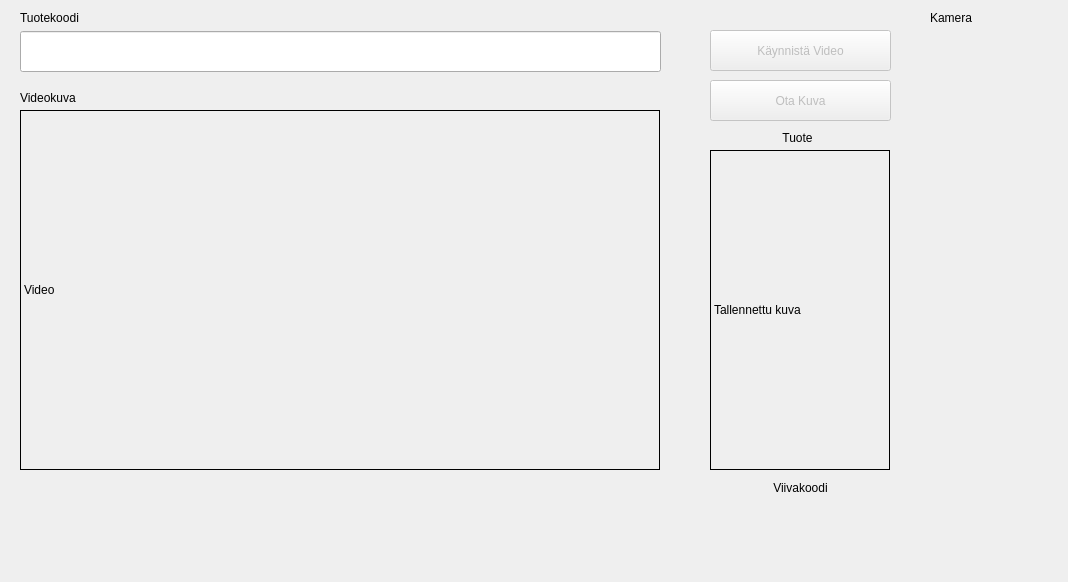
Above: videoWidgetv2.ui from MikaVainio/VarastoGUI before the change. Below: the same form after it.
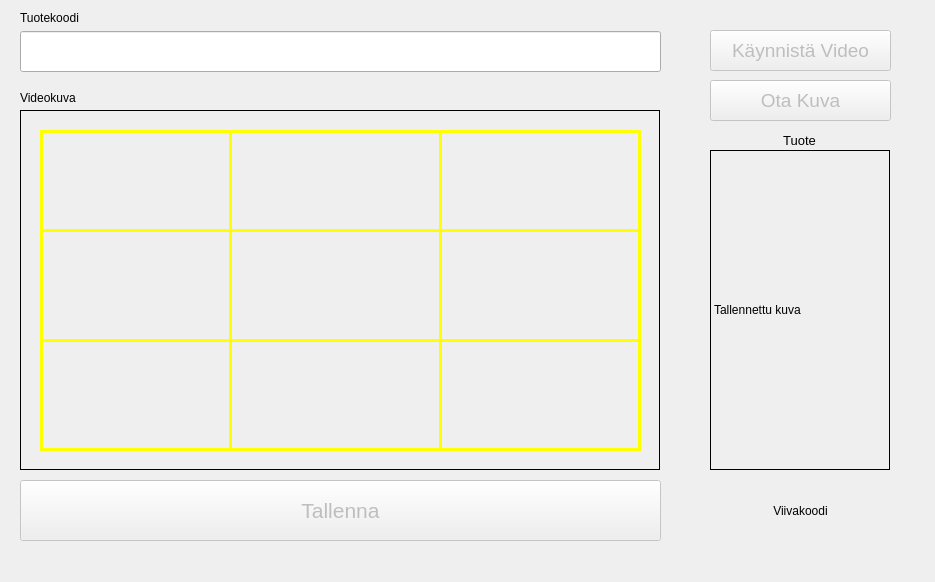
That is the form after the change.

```diff
--- a/videoWidgetv2.ui
+++ b/videoWidgetv2.ui
@@ -6,7 +6,7 @@
    <rect>
     <x>0</x>
     <y>0</y>
-    <width>1068</width>
+    <width>935</width>
     <height>582</height>
    </rect>
   </property>
@@ -26,7 +26,7 @@
     <enum>QFrame::Box</enum>
    </property>
    <property name="text">
-    <string>Video</string>
+    <string/>
    </property>
   </widget>
   <widget class="QPushButton" name="captureButton">
@@ -41,6 +41,14 @@
      <height>41</height>
     </rect>
    </property>
+   <property name="font">
+    <font>
+     <pointsize>14</pointsize>
+    </font>
+   </property>
+   <property name="cursor">
+    <cursorShape>PointingHandCursor</cursorShape>
+   </property>
    <property name="text">
     <string>Käynnistä Video</string>
    </property>
@@ -57,6 +65,14 @@
      <height>41</height>
     </rect>
    </property>
+   <property name="font">
+    <font>
+     <pointsize>14</pointsize>
+    </font>
+   </property>
+   <property name="cursor">
+    <cursorShape>PointingHandCursor</cursorShape>
+   </property>
    <property name="text">
     <string>Ota Kuva</string>
    </property>
@@ -108,20 +124,7 @@
     <string>Tallennettu kuva</string>
    </property>
   </widget>
-  <widget class="QLabel" name="label">
-   <property name="geometry">
-    <rect>
-     <x>930</x>
-     <y>10</y>
-     <width>55</width>
-     <height>16</height>
-    </rect>
-   </property>
-   <property name="text">
-    <string>Kamera</string>
-   </property>
-  </widget>
-  <widget class="QLabel" name="label_3">
+  <widget class="QLabel" name="videokuvaLabel">
    <property name="geometry">
     <rect>
      <x>20</x>
@@ -137,12 +140,17 @@
   <widget class="QLabel" name="label_4">
    <property name="geometry">
     <rect>
-     <x>770</x>
+     <x>714</x>
      <y>130</y>
-     <width>55</width>
-     <height>16</height>
+     <width>171</width>
+     <height>20</height>
     </rect>
    </property>
+   <property name="font">
+    <font>
+     <pointsize>10</pointsize>
+    </font>
+   </property>
    <property name="text">
     <string>Tuote</string>
    </property>
@@ -153,10 +161,10 @@
   <widget class="QLabel" name="label_5">
    <property name="geometry">
     <rect>
-     <x>770</x>
+     <x>710</x>
      <y>480</y>
-     <width>61</width>
-     <height>16</height>
+     <width>181</width>
+     <height>61</height>
     </rect>
    </property>
    <property name="text">
@@ -166,6 +174,143 @@
     <set>Qt::AlignCenter</set>
    </property>
   </widget>
+  <widget class="Line" name="line">
+   <property name="geometry">
+    <rect>
+     <x>40</x>
+     <y>220</y>
+     <width>601</width>
+     <height>20</height>
+    </rect>
+   </property>
+   <property name="styleSheet">
+    <string notr="true">color: rgb(255, 255, 0);</string>
+   </property>
+   <property name="frameShadow">
+    <enum>QFrame::Plain</enum>
+   </property>
+   <property name="lineWidth">
+    <number>3</number>
+   </property>
+   <property name="orientation">
+    <enum>Qt::Horizontal</enum>
+   </property>
+  </widget>
+  <widget class="Line" name="line_2">
+   <property name="geometry">
+    <rect>
+     <x>40</x>
+     <y>330</y>
+     <width>601</width>
+     <height>20</height>
+    </rect>
+   </property>
+   <property name="styleSheet">
+    <string notr="true">color: rgb(255, 255, 0);</string>
+   </property>
+   <property name="frameShadow">
+    <enum>QFrame::Plain</enum>
+   </property>
+   <property name="lineWidth">
+    <number>3</number>
+   </property>
+   <property name="orientation">
+    <enum>Qt::Horizontal</enum>
+   </property>
+  </widget>
+  <widget class="Line" name="line_3">
+   <property name="geometry">
+    <rect>
+     <x>220</x>
+     <y>130</y>
+     <width>20</width>
+     <height>321</height>
+    </rect>
+   </property>
+   <property name="styleSheet">
+    <string notr="true">color: rgb(255, 255, 0);</string>
+   </property>
+   <property name="frameShadow">
+    <enum>QFrame::Plain</enum>
+   </property>
+   <property name="lineWidth">
+    <number>3</number>
+   </property>
+   <property name="orientation">
+    <enum>Qt::Vertical</enum>
+   </property>
+  </widget>
+  <widget class="Line" name="line_4">
+   <property name="geometry">
+    <rect>
+     <x>430</x>
+     <y>130</y>
+     <width>20</width>
+     <height>321</height>
+    </rect>
+   </property>
+   <property name="styleSheet">
+    <string notr="true">color: rgb(255, 255, 0);</string>
+   </property>
+   <property name="frameShadow">
+    <enum>QFrame::Plain</enum>
+   </property>
+   <property name="lineWidth">
+    <number>3</number>
+   </property>
+   <property name="orientation">
+    <enum>Qt::Vertical</enum>
+   </property>
+  </widget>
+  <widget class="QFrame" name="viewFinderRect">
+   <property name="geometry">
+    <rect>
+     <x>40</x>
+     <y>130</y>
+     <width>601</width>
+     <height>321</height>
+    </rect>
+   </property>
+   <property name="styleSheet">
+    <string notr="true">color: rgb(255, 255, 0);</string>
+   </property>
+   <property name="frameShape">
+    <enum>QFrame::Box</enum>
+   </property>
+   <property name="frameShadow">
+    <enum>QFrame::Plain</enum>
+   </property>
+   <property name="lineWidth">
+    <number>3</number>
+   </property>
+  </widget>
+  <widget class="QPushButton" name="saveToDbButton">
+   <property name="enabled">
+    <bool>false</bool>
+   </property>
+   <property name="geometry">
+    <rect>
+     <x>20</x>
+     <y>480</y>
+     <width>641</width>
+     <height>61</height>
+    </rect>
+   </property>
+   <property name="font">
+    <font>
+     <pointsize>16</pointsize>
+    </font>
+   </property>
+   <property name="cursor">
+    <cursorShape>PointingHandCursor</cursorShape>
+   </property>
+   <property name="toolTip">
+    <string>Tallentaa tuotekuvan ja viivakoodin tietokantaan</string>
+   </property>
+   <property name="text">
+    <string>Tallenna</string>
+   </property>
+  </widget>
  </widget>
  <tabstops>
   <tabstop>productId</tabstop>
```
Left out of the diff: 24 changed lines with no effect on the pictures.
